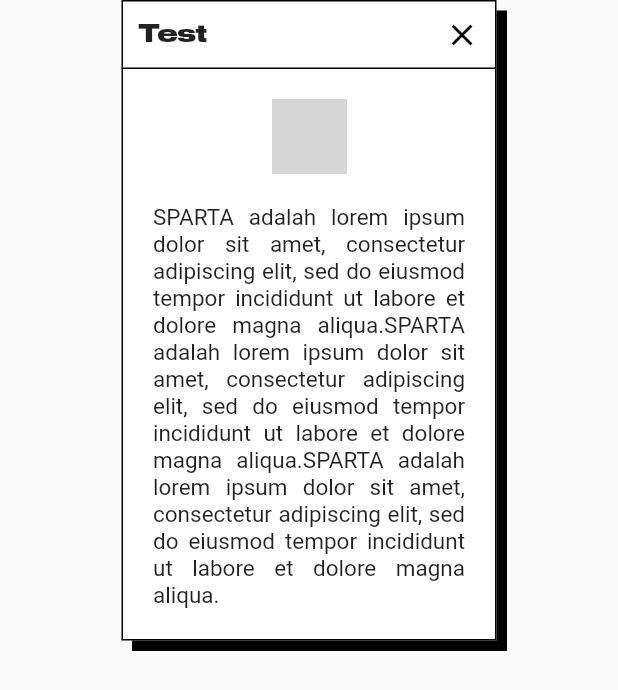
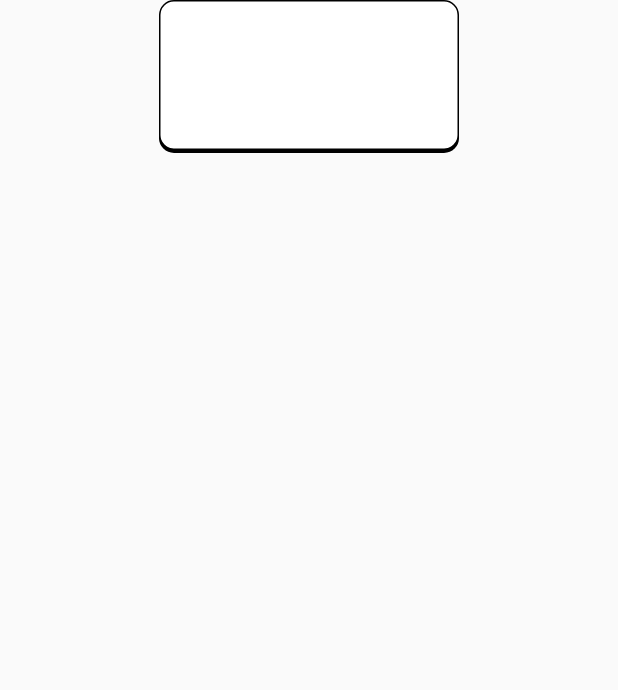
Before and after one commit to PLBU/SPARTA-Web-Dev-Frontend, a Flutter app: the screen it shows after launch, on a phone screen of 412 x 824 dp. Shown: the top 690 px of the screen. Run offline on Flutter 3.47's test engine with Material 2 defaults, Android fonts, the phone set to English and light mode, and no system bars; grey boxes are pictures that could not be loaded.

Commit message:
add container

```diff
--- a/lib/pages/home/home.dart
+++ b/lib/pages/home/home.dart
@@ -2,6 +2,7 @@ import 'package:flutter/material.dart';
 import 'package:sparta/widgets/my_title.dart';
 import 'package:sparta/widgets/my_running_logo.dart';
 import 'package:sparta/widgets/my_card.dart';
+import 'package:sparta/widgets/my_container.dart';
 
 class HomePage extends StatelessWidget {
   const HomePage({Key key}) : super(key: key);
@@ -14,18 +15,19 @@ class HomePage extends StatelessWidget {
         child: Column(
           crossAxisAlignment: CrossAxisAlignment.center,
           children: [
-            MyCard(
-              title: "Test",
-              image: Image.asset('images/PatternSparta.png',width: 50,height: 50,),
-              content: "SPARTA adalah lorem ipsum dolor sit amet, consectetur adipiscing elit, sed do eiusmod tempor incididunt ut labore et dolore magna aliqua.SPARTA adalah lorem ipsum dolor sit amet, consectetur adipiscing elit, sed do eiusmod tempor incididunt ut labore et dolore magna aliqua.SPARTA adalah lorem ipsum dolor sit amet, consectetur adipiscing elit, sed do eiusmod tempor incididunt ut labore et dolore magna aliqua.",
-              type: CardType.Right,
-            ),
+            // MyCard(
+            //   title: "Test",
+            //   image: Image.asset('images/PatternSparta.png',width: 50,height: 50,),
+            //   content: "SPARTA adalah lorem ipsum dolor sit amet, consectetur adipiscing elit, sed do eiusmod tempor incididunt ut labore et dolore magna aliqua.SPARTA adalah lorem ipsum dolor sit amet, consectetur adipiscing elit, sed do eiusmod tempor incididunt ut labore et dolore magna aliqua.SPARTA adalah lorem ipsum dolor sit amet, consectetur adipiscing elit, sed do eiusmod tempor incididunt ut labore et dolore magna aliqua.",
+            //   type: CardType.Right,
+            // ),
             // MyTitle(text: "IKUZO", logo: "!!"),
             // SizedBox(height: 100),
             // SizedBox(height: 100),
             // MyTitle(text: "SPARTA", logo: "?"),
             // SizedBox(height: 100),
             // MyTitle(text: "Profile"),
+            MyContainer(width: 200.0, height: 100.0),
           ],
         ),
       ),
--- /dev/null
+++ b/lib/widgets/my_container.dart
@@ -0,0 +1,34 @@
+import 'package:flutter/material.dart';
+
+class MyContainer extends StatelessWidget {
+  const MyContainer({
+    this.width,
+    this.height
+  });
+
+  final double width;
+  final double height;
+
+  @override
+  Widget build(BuildContext context) {
+    return Container(
+      width: this.width,
+      height: this.height,
+      decoration: BoxDecoration(
+        color: Colors.white,
+        border: Border.all(
+          color: Colors.black,
+          width: 1.0,
+        ),
+        borderRadius: BorderRadius.all(Radius.circular(10)),
+        boxShadow: <BoxShadow> [
+          BoxShadow(
+            color: Colors.black,
+            blurRadius: 0.0,
+            offset: Offset(0.0,2.0),
+          ),
+        ],
+      ),
+    );
+  }
+}
```
